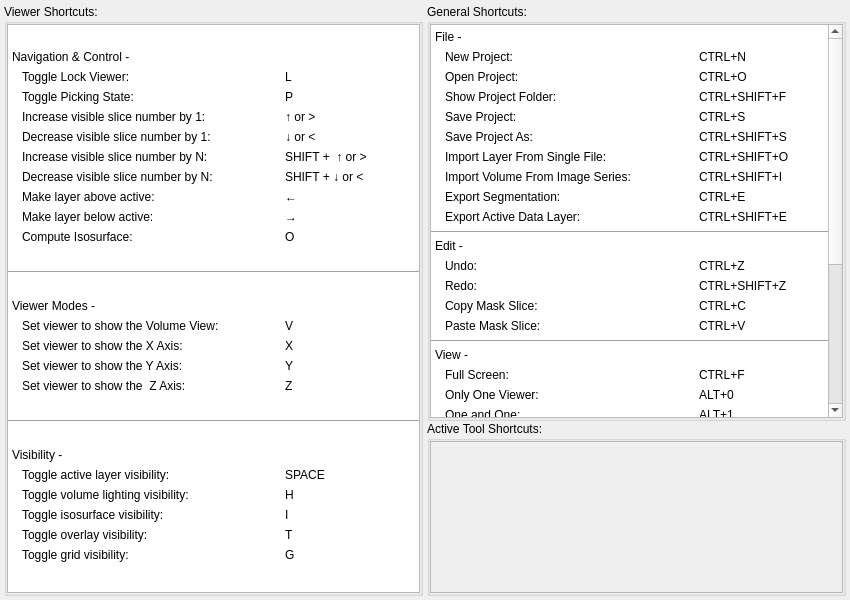
This is src/Interface/Application/ShortcutsInterface.ui in SCIInstitute/Seg3D as Qt 5 draws it before an edit. The edited form follows.
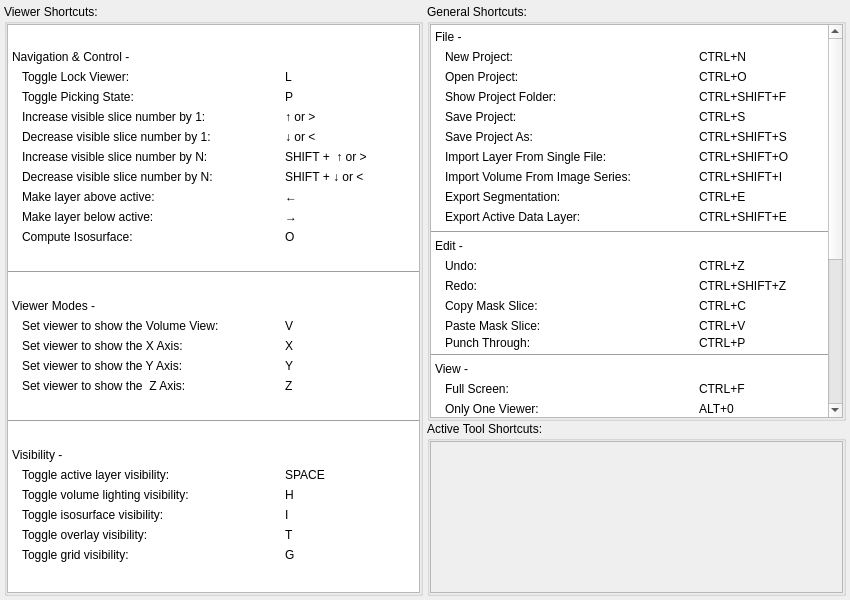
This is the edited form.

Commit message: do not save InterfaceManager settings in session file. Fix shortcuts menu.

Patch:
```diff
--- a/src/Interface/Application/ShortcutsInterface.ui
+++ b/src/Interface/Application/ShortcutsInterface.ui
@@ -1035,7 +1035,7 @@
               <x>0</x>
               <y>0</y>
               <width>396</width>
-              <height>630</height>
+              <height>646</height>
              </rect>
             </property>
             <layout class="QVBoxLayout" name="verticalLayout_5">
@@ -1686,6 +1686,41 @@
                   </layout>
                  </widget>
                 </item>
+                <item>
+                 <widget class="QWidget" name="widget_61" native="true">
+                  <layout class="QHBoxLayout" name="horizontalLayout_5" stretch="2,1">
+                   <property name="spacing">
+                    <number>4</number>
+                   </property>
+                   <property name="leftMargin">
+                    <number>10</number>
+                   </property>
+                   <property name="topMargin">
+                    <number>0</number>
+                   </property>
+                   <property name="rightMargin">
+                    <number>0</number>
+                   </property>
+                   <property name="bottomMargin">
+                    <number>0</number>
+                   </property>
+                   <item>
+                    <widget class="QLabel" name="label_96">
+                     <property name="text">
+                      <string>Punch Through:</string>
+                     </property>
+                    </widget>
+                   </item>
+                   <item>
+                    <widget class="QLabel" name="label_97">
+                     <property name="text">
+                      <string>CTRL+P</string>
+                     </property>
+                    </widget>
+                   </item>
+                  </layout>
+                 </widget>
+                </item>
                </layout>
               </widget>
              </item>
```
Left out of the diff: 10 changed lines with no effect on the pictures. The commit also changes 1 other file.
